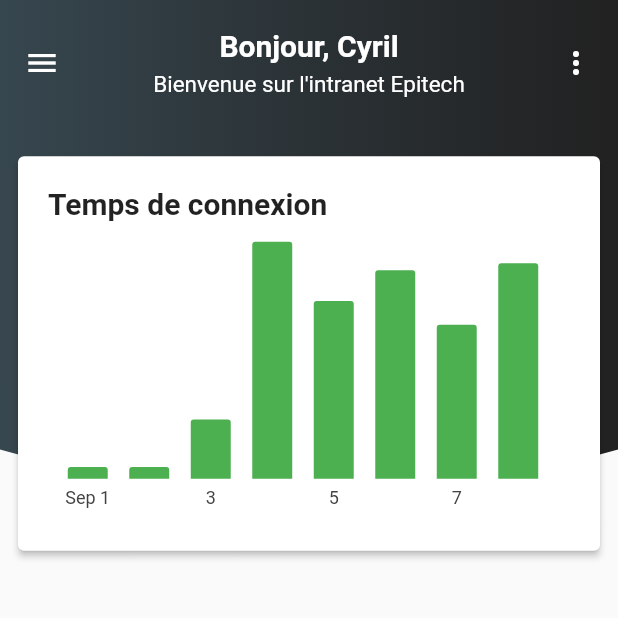
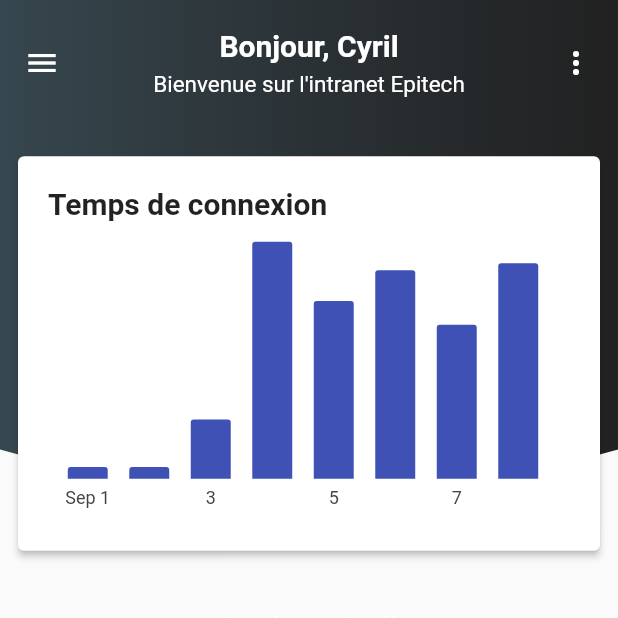
Before and after one commit to EpitechUtils/EpiMobile, a Flutter app: the screen it shows after launch, on a phone screen of 412 x 824 dp, the top half of it. Run offline on Flutter 3.47's test engine with Material 2 defaults, Android fonts, the phone set to English and light mode, and no system bars; our stand-ins replace charts_flutter, flutter_masked_text, font_awesome_flutter, rxdart, shared_preferences; missing offline and left inert: flutter_webview_plugin; generated files the repository leaves out were written again.

Commit message:
Fix color and

```diff
--- a/lib/components/NetsoulChart.dart
+++ b/lib/components/NetsoulChart.dart
@@ -13,7 +13,7 @@ class NetsoulChart extends StatelessWidget {
         return new NetsoulChart(
             _createSampleData(),
             // Disable animations for image tests.
-            //animate: false,
+            animate: false,
         );
     }
 
@@ -59,7 +59,7 @@ class NetsoulChart extends StatelessWidget {
         return [
             new charts.Series<TimeSeriesSales, DateTime>(
                 id: 'Sales',
-                colorFn: (_, __) => charts.MaterialPalette.green.shadeDefault,
+                colorFn: (_, __) => charts.MaterialPalette.indigo.shadeDefault,
                 domainFn: (TimeSeriesSales sales, _) => sales.time,
                 measureFn: (TimeSeriesSales sales, _) => sales.sales,
                 data: data,
--- a/lib/views/HomePage.dart
+++ b/lib/views/HomePage.dart
@@ -114,16 +114,15 @@ class _HomePageState extends State<HomePage> {
         return SingleChildScrollView(
             child: Column(
                 children: <Widget>[
-
                     // Application bar
                     this.displayAppBar(),
-
                     // Divider
                     SizedBox(height: this._deviceSizes.height * 0.01),
-
                     // Netsoul log chart
                     this.displayLogtimeChart(),
-
+                    // Divider
+                    SizedBox(height: this._deviceSizes.height * 0.01),
+                    this.displayAppBar()
                 ],
             )
         );
@@ -198,7 +197,7 @@ class _HomePageState extends State<HomePage> {
                                 color: Colors.black,
                                 image: DecorationImage(
                                     colorFilter:
-                                        new ColorFilter.mode(Colors.black.withOpacity(0.5), BlendMode.dstATop),
+                                    new ColorFilter.mode(Colors.black.withOpacity(0.5), BlendMode.dstATop),
                                     image: AssetImage("assets/images/drawer-header.jpg"),
                                     fit: BoxFit.cover
                                 )
```
